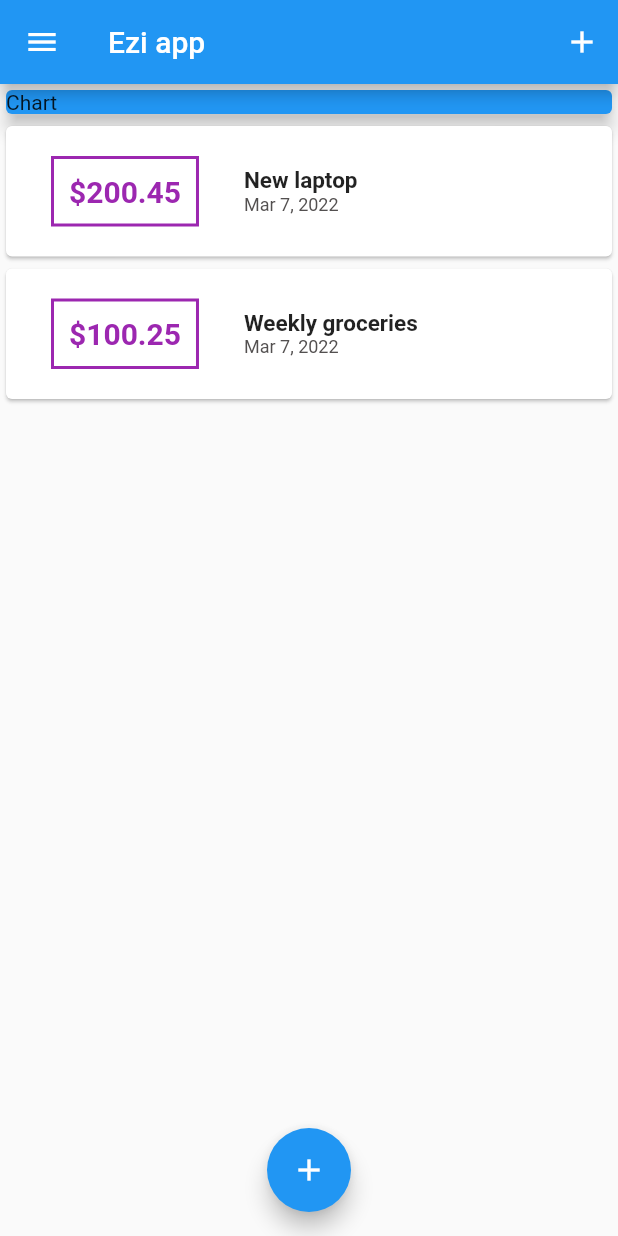
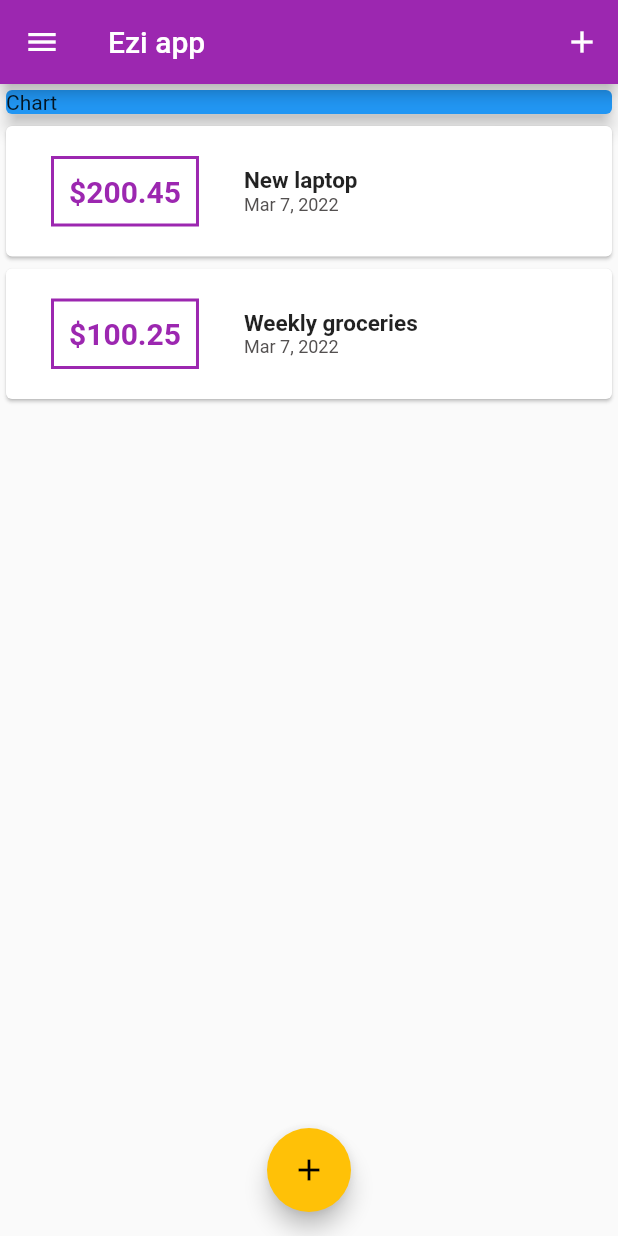
Before and after one commit to twizelissa/ezi, a Flutter app: the screen it shows after launch, on a phone screen of 412 x 824 dp. Run offline on Flutter 3.47's test engine with Material 2 defaults, Android fonts, the phone set to English and light mode, and no system bars.

Commit message:
added theming

```diff
--- a/lib/main.dart
+++ b/lib/main.dart
@@ -11,6 +11,11 @@ class MyApp extends StatelessWidget {
   Widget build(BuildContext context) {
     return MaterialApp(
       title: 'Ezi app',
+      theme: ThemeData(
+        primarySwatch: Colors.purple,
+        accentColor: Colors.amber
+        ),
+
       home: MyHomePage(),
     );
   }
--- a/lib/widget/transaction_list.dart
+++ b/lib/widget/transaction_list.dart
@@ -23,7 +23,7 @@ class TransactionList extends StatelessWidget {
                   // color: Colors.grey,
                   decoration: BoxDecoration(
                     border: Border.all(
-                      color: Colors.purple,
+                      color: Theme.of(context).primaryColor,
                       width: 2,
                     ),
                   ),
@@ -33,7 +33,7 @@ class TransactionList extends StatelessWidget {
                     //string interpretion
                     '\$${tx.amount.toStringAsFixed(2)}',
                     style: TextStyle(
-                      color: Colors.purple,
+                      color: Theme.of(context).primaryColor,
                       fontWeight: FontWeight.bold,
                       fontSize: 20,
                     ),
```
